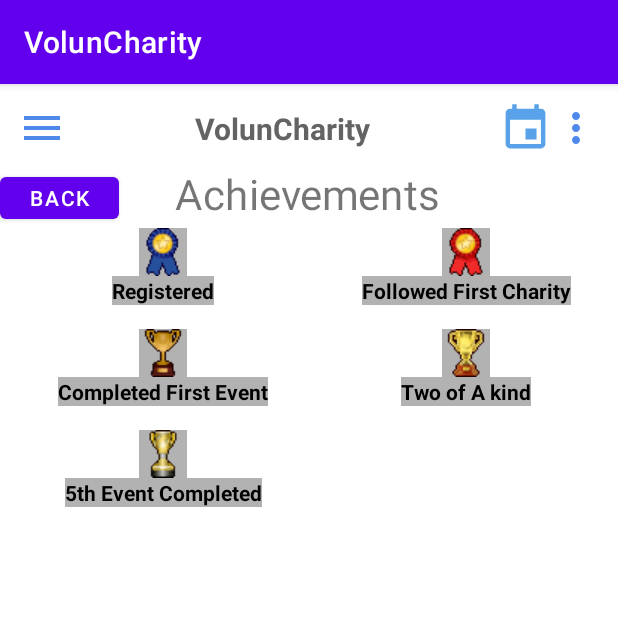
After one commit to TheGreatAndrew/VolunCharity, an Android app: the Achievement screen opened directly, with no data from a screen before it, on a phone screen of 412 x 824 dp, the top half of it. The commit adds this screen. Run offline under Robolectric (Android 15) with nearby library versions, the phone set to English and light mode, and no system bars; our stand-ins replace Picasso.

Commit message:
Added Achievement Page with supportive files.

```diff
--- a/app/build.gradle
+++ b/app/build.gradle
@@ -15,6 +15,7 @@ android {
         versionName "1.0"
         multiDexEnabled true
         testInstrumentationRunner "androidx.test.runner.AndroidJUnitRunner"
+        vectorDrawables.useSupportLibrary = true;
     }
 
     buildTypes {
@@ -36,9 +37,11 @@ dependencies {
     implementation "com.google.android.gms:play-services-location:15.0.1"
     implementation "com.google.android.gms:play-services-places:15.0.1"
 
-    implementation 'androidx.appcompat:appcompat:1.1.0'
+    implementation 'androidx.appcompat:appcompat:1.2.0'
     implementation 'com.google.android.material:material:1.1.0'
     implementation 'androidx.constraintlayout:constraintlayout:1.1.3'
+    implementation 'com.squareup.picasso:picasso:2.8'
+    implementation 'androidx.recyclerview:recyclerview:1.2.0'
     implementation 'androidx.legacy:legacy-support-v4:1.0.0'
     testImplementation 'junit:junit:4.+'
     androidTestImplementation 'androidx.test.ext:junit:1.1.1'
--- a/app/src/main/AndroidManifest.xml
+++ b/app/src/main/AndroidManifest.xml
@@ -1,7 +1,7 @@
 <?xml version="1.0" encoding="utf-8"?>
 <manifest xmlns:android="http://schemas.android.com/apk/res/android"
     package="org.voluncharity.voluncharity">
-
+    <uses-permission android:name="android.permission.INTERNET"/>
     <application
         android:allowBackup="true"
         android:icon="@mipmap/ic_launcher"
@@ -9,15 +9,16 @@
         android:roundIcon="@mipmap/ic_launcher_round"
         android:supportsRtl="true"
         android:theme="@style/Theme.VolunCharity">
-        <activity android:name=".EventPage3"></activity>
+        <activity android:name=".EventPage3"/>
         <activity android:name=".EventPage2" />
         <activity android:name=".EventPage1" />
         <activity android:name=".Settings" />
         <activity android:name=".Profile" />
+        <activity android:name=".Achievement"/>
         <activity android:name=".HomePageActivity" />
         <activity android:name=".MapsActivity" />
-        <activity android:name=".MainActivity">
-            android:theme="@style/AppTheme.NoActionBar"
+        <activity android:name=".MainActivity"
+            android:theme="@style/AppTheme.NoActionBar">
             <intent-filter>
                 <action android:name="android.intent.action.MAIN" />
 
@@ -27,7 +28,7 @@
 
         <meta-data
             android:name="com.google.android.geo.API_KEY"
-            android:value="${MAPS_API_KEY}" />
+            android:value="@string/google_api_key"/>
     </application>
 
 </manifest>
--- /dev/null
+++ b/app/src/main/java/org/voluncharity/voluncharity/Achievement.java
@@ -0,0 +1,78 @@
+package org.voluncharity.voluncharity;
+
+import android.os.Bundle;
+import android.view.View;
+import android.widget.Button;
+import android.widget.EditText;
+import android.widget.TextView;
+import android.widget.Toast;
+
+import androidx.appcompat.app.AppCompatActivity;
+import androidx.drawerlayout.widget.DrawerLayout;
+import androidx.recyclerview.widget.GridLayoutManager;
+import androidx.recyclerview.widget.RecyclerView;
+
+import java.util.ArrayList;
+
+import static org.voluncharity.voluncharity.HomePageActivity.directActivity;
+
+public class Achievement extends AppCompatActivity {
+    DrawerLayout drawerLayout;
+    RecyclerView RCId;
+
+    Button backId;
+
+    private String VName[] = {
+            "Registered", "Followed First Charity", "Completed First Event", "Two of A kind",
+            "5th Event Completed"
+    };
+
+    private String SUrl[] = {
+        "ribbon_01_blue", "ribbon_01_red",
+            "trophy_01", "trophy_03_gold", "trophy_04"
+    };
+
+    int maxLength = 1;
+    @Override
+    protected void onCreate(Bundle savedInstanceState) {
+        super.onCreate(savedInstanceState);
+        setContentView(R.layout.activity_achievement);
+        drawerLayout = findViewById(R.id.drawer_layout);
+
+        RCId = findViewById(R.id.RCId);
+        this.RCId.setHasFixedSize(true);
+        RecyclerView.LayoutManager layout = new GridLayoutManager(getApplicationContext(),2);
+        this.RCId.setLayoutManager(layout);
+
+        ArrayList<AndroidVersion> androidVersionList = setList();
+        RAdapter adapter = new RAdapter(getApplicationContext(), androidVersionList);
+        this.RCId.setAdapter(adapter);
+
+    }
+
+    public void backOnClick(View view){
+        Toast.makeText(this, "You Have click on Back Event", Toast.LENGTH_SHORT).show();
+        directActivity(this,Profile.class);
+
+    }
+
+
+    private ArrayList<AndroidVersion> setList(){
+        ArrayList<AndroidVersion> list = new ArrayList<>();
+        for(int i=0; i< this.VName.length; i++){
+            AndroidVersion av = new AndroidVersion();
+            av.setVersionName(this.VName[i]);
+            av.setImageURL(this.SUrl[i]);
+            list.add(av);
+        }
+
+        return list;
+    }
+
+
+    @Override
+    protected void onPause() {
+        super.onPause();
+        HomePageActivity.closeMenu(drawerLayout);
+    }
+}
--- /dev/null
+++ b/app/src/main/java/org/voluncharity/voluncharity/AndroidVersion.java
@@ -0,0 +1,22 @@
+package org.voluncharity.voluncharity;
+
+public class AndroidVersion {
+    private String VersionName;
+    private String ImageURL;
+
+    public String getVersionName(){
+        return this.VersionName;
+    }
+
+    public void setVersionName(String VN){
+        this.VersionName = VN;
+    }
+
+    public String getImageURL(){
+        return this.ImageURL;
+    }
+
+    public void setImageURL(String url){
+        this.ImageURL = url;
+    }
+}
--- a/app/src/main/java/org/voluncharity/voluncharity/Profile.java
+++ b/app/src/main/java/org/voluncharity/voluncharity/Profile.java
@@ -17,6 +17,7 @@ public class Profile extends AppCompatActivity {
     TextView NameId;
     Button editProButtonId;
     EditText editNameId;
+    Button achievementID;
 
     @Override
     protected void onCreate(Bundle savedInstanceState) {
@@ -60,6 +61,11 @@ public class Profile extends AppCompatActivity {
                 this.editNameId.setEnabled(false);
                 this.editNameId.setVisibility(View.INVISIBLE);
         }
+    }
+
+    public void achievementOnClick(View view){
+        Toast.makeText(this, "You Have Achievement on Next Event", Toast.LENGTH_SHORT).show();
+        directActivity(this,Achievement.class);
     }
 
 
--- /dev/null
+++ b/app/src/main/java/org/voluncharity/voluncharity/RAdapter.java
@@ -0,0 +1,58 @@
+package org.voluncharity.voluncharity;
+
+import android.content.Context;
+
+import android.net.Uri;
+import android.view.LayoutInflater;
+import android.view.View;
+import android.view.ViewGroup;
+import android.widget.ImageView;
+import android.widget.TextView;
+import androidx.recyclerview.widget.RecyclerView;
+//import com.squareup.picasso:picasso:2.8;
+
+import com.squareup.picasso.Picasso;
+
+import java.io.File;
+import java.util.ArrayList;
+
+public class RAdapter extends RecyclerView.Adapter<RAdapter.viewSpot> {
+    private ArrayList<AndroidVersion> android;
+    private Context context;
+
+    public RAdapter(Context context, ArrayList<AndroidVersion> android){
+        this.android = android;
+        this.context = context;
+    }
+
+    @Override
+    public int getItemCount(){
+        return android.size();
+    }
+
+    @Override
+    public RAdapter.viewSpot onCreateViewHolder(ViewGroup viewGroup, int i){
+        View v = LayoutInflater.from(viewGroup.getContext()).inflate(R.layout.row_layout, viewGroup, false);
+        return new viewSpot(v);
+    }
+
+    @Override
+    public void onBindViewHolder(RAdapter.viewSpot vs, int i){
+        vs.texts.setText(android.get(i).getVersionName());
+        //No using context
+       int drwId = this.context.getResources().getIdentifier(android.get(i).getImageURL(),"drawable",context.getPackageName());
+       vs.img.setImageResource(drwId);
+    }
+
+
+    public class viewSpot extends RecyclerView.ViewHolder{
+        private TextView texts;
+        private ImageView img;
+
+        public viewSpot(View view){
+            super(view);
+            texts = (TextView)view.findViewById(R.id.text_view);
+            img = (ImageView) view.findViewById(R.id.img_view);
+        }
+    }
+}
--- /dev/null
+++ b/app/src/main/res/layout/activity_achievement.xml
@@ -0,0 +1,66 @@
+<?xml version="1.0" encoding="utf-8"?>
+<androidx.drawerlayout.widget.DrawerLayout xmlns:android="http://schemas.android.com/apk/res/android"
+    xmlns:app="http://schemas.android.com/apk/res-auto"
+    xmlns:tools="http://schemas.android.com/tools"
+    android:id="@+id/drawer_layout"
+    android:layout_width="match_parent"
+    android:layout_height="match_parent"
+    android:onClick="EditProButtonOnClick"
+    tools:context=".Profile">
+
+    <androidx.constraintlayout.widget.ConstraintLayout
+        android:layout_width="match_parent"
+        android:layout_height="match_parent">
+
+        <include
+            android:id="@+id/include"
+            layout="@layout/home_toolbar" />
+
+        <Button
+            android:id="@+id/button"
+            android:layout_width="79dp"
+            android:layout_height="40dp"
+            android:layout_marginTop="56dp"
+            android:onClick="backOnClick"
+            android:text="Back"
+            app:layout_constraintEnd_toEndOf="parent"
+            app:layout_constraintHorizontal_bias="0.0"
+            app:layout_constraintStart_toStartOf="parent"
+            app:layout_constraintTop_toTopOf="parent" />
+
+        <TextView
+            android:id="@+id/textView"
+            android:layout_width="157dp"
+            android:layout_height="46dp"
+            android:layout_marginStart="116dp"
+            android:layout_marginTop="76dp"
+            android:scaleX="2"
+            android:scaleY="2"
+            android:text="Achievements"
+            app:layout_constraintStart_toEndOf="@+id/button"
+            app:layout_constraintTop_toTopOf="parent" />
+
+        <androidx.recyclerview.widget.RecyclerView
+            android:id="@+id/RCId"
+            android:layout_width="match_parent"
+            android:layout_height="match_parent"
+            android:layout_marginStart="8dp"
+            android:layout_marginTop="96dp"
+            android:background="#FFFFFF"
+            android:scrollbars="vertical"
+            app:layout_constraintStart_toStartOf="parent"
+            app:layout_constraintTop_toTopOf="parent" />
+
+    </androidx.constraintlayout.widget.ConstraintLayout>
+
+    <RelativeLayout
+        android:layout_width="300dp"
+        android:layout_height="match_parent"
+        android:layout_gravity="start"
+        android:background="@android:color/background_light">
+
+        <include layout="@layout/home_nav_drawer" />
+
+    </RelativeLayout>
+
+</androidx.drawerlayout.widget.DrawerLayout>
--- a/app/src/main/res/layout/activity_profile.xml
+++ b/app/src/main/res/layout/activity_profile.xml
@@ -281,6 +281,22 @@
             app:layout_constraintTop_toTopOf="parent"
             app:layout_constraintVertical_bias="0.505" />
 
+        <Button
+            android:id="@+id/achievementID"
+            android:layout_width="133dp"
+            android:layout_height="47dp"
+            android:layout_marginTop="56dp"
+            android:layout_marginEnd="6dp"
+            android:onClick="achievementOnClick"
+            android:text="Achievements"
+            android:textColor="#7C6969"
+            android:textSize="11dp"
+            app:backgroundTint="#00221D1D"
+            app:layout_constraintEnd_toEndOf="parent"
+            app:layout_constraintHorizontal_bias="0.0"
+            app:layout_constraintStart_toStartOf="parent"
+            app:layout_constraintTop_toTopOf="parent" />
+
     </androidx.constraintlayout.widget.ConstraintLayout>
 
     <LinearLayout
--- /dev/null
+++ b/app/src/main/res/layout/row_layout.xml
@@ -0,0 +1,27 @@
+<?xml version="1.0" encoding="utf-8"?>
+<LinearLayout
+    xmlns:android="http://schemas.android.com/apk/res/android"
+    android:orientation="vertical"
+    android:layout_width="match_parent"
+    android:layout_height="wrap_content"
+    android:background="@color/white"
+    android:gravity="center" android:paddingBottom="16dp" >
+
+    <ImageView
+        android:id="@+id/img_view"
+        android:layout_width="wrap_content"
+        android:layout_height="wrap_content"
+        android:adjustViewBounds="true"
+        android:background="#b2b2b2"
+        android:scaleType="centerInside"
+        />
+
+    <TextView
+        android:id="@+id/text_view"
+        android:layout_width="wrap_content"
+        android:layout_height="wrap_content"
+        android:layout_gravity="center"
+        android:background="#b2b2b2"
+        android:textColor="#000000"
+        android:textStyle="bold" />
+</LinearLayout>
```
Also changed, not shown: app/src/main/res/drawable-v24/ribbon_01_blue.png (added), app/src/main/res/drawable-v24/ribbon_01_red.png (added), app/src/main/res/drawable-v24/trophy_01.png (added), app/src/main/res/drawable-v24/trophy_03_gold.png (added), app/src/main/res/drawable-v24/trophy_03_silver.png (added), app/src/main/res/drawable-v24/trophy_04.png (added), app/src/main/res/layout/activity_main.xml (line endings or trailing spaces).
